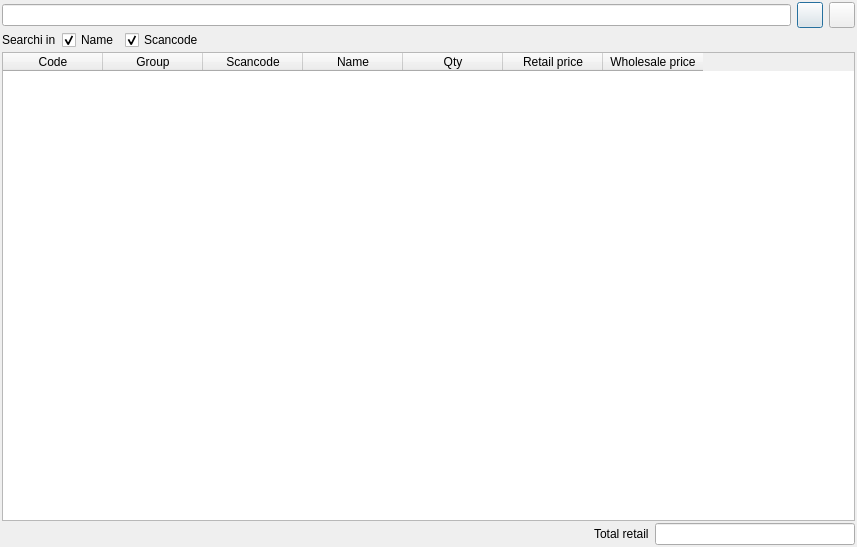
End1-1/Cafe5, file Shop/dlggoodslist.ui: the form before one commit.
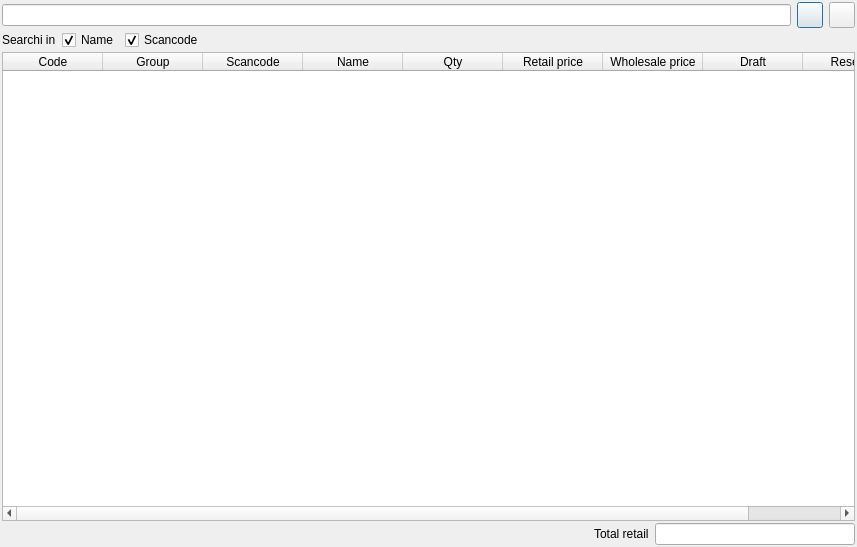
The form after the commit. Icons and pictures are not drawn. Custom widgets are drawn as their Qt base class.

The edit to the form file:
```diff
--- a/Shop/dlggoodslist.ui
+++ b/Shop/dlggoodslist.ui
@@ -221,6 +221,16 @@
        <string>Wholesale price</string>
       </property>
      </column>
+     <column>
+      <property name="text">
+       <string>Draft</string>
+      </property>
+     </column>
+     <column>
+      <property name="text">
+       <string>Reserve</string>
+      </property>
+     </column>
     </widget>
    </item>
    <item>
```
